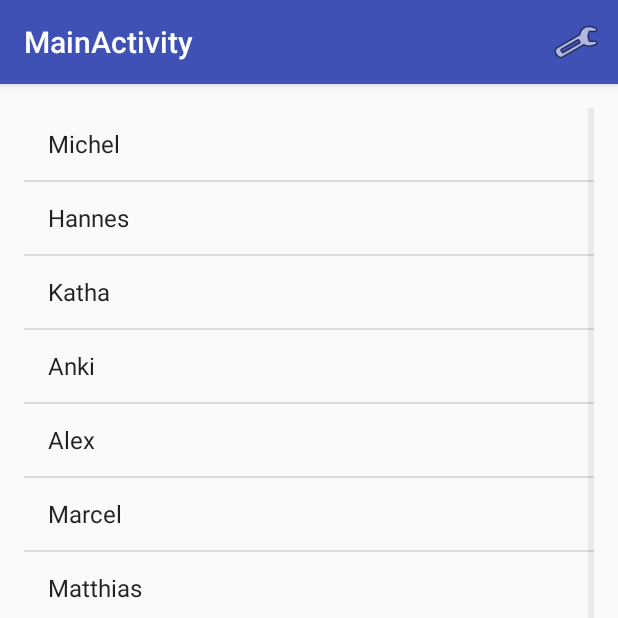
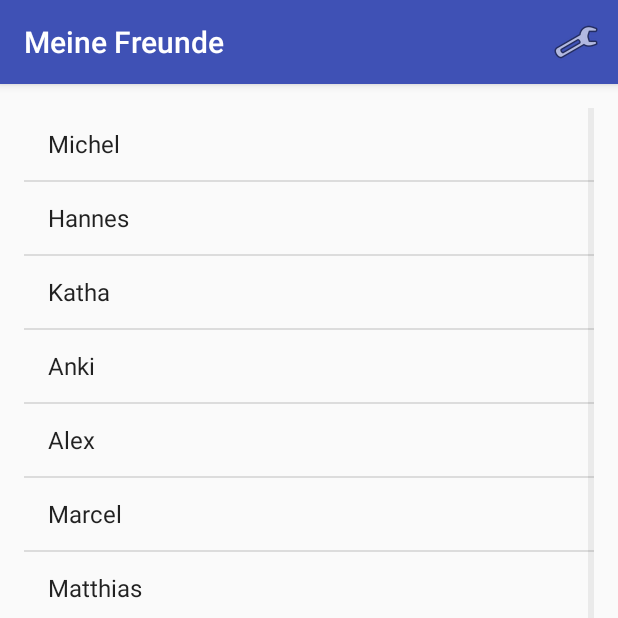
Before and after one commit to MichelM279/PlusMinus, an Android app: the MainActivity screen opened directly, with no data from a screen before it, on a phone screen of 412 x 824 dp, the top half of it. Run offline under Robolectric (Android 15) with nearby library versions, the phone set to English and light mode, and no system bars; libraries missing offline, so code that uses them is left out: com.getbase.floatingactionbutton; plain views replace FloatingActionButton, FloatingActionsMenu; 3 statements that could not run were skipped.

Commit message:
Updated Friendlist

```diff
--- a/app/src/main/java/localhost/mmangold/plusminus/MainActivity.java
+++ b/app/src/main/java/localhost/mmangold/plusminus/MainActivity.java
@@ -1,7 +1,6 @@
 package localhost.mmangold.plusminus;
 
 import android.os.Bundle;
-//import android.support.design.widget.FloatingActionButton;
 import android.support.design.widget.Snackbar;
 import android.support.v7.app.AppCompatActivity;
 import android.support.v7.widget.Toolbar;
@@ -14,6 +13,7 @@ import android.app.Activity;
 import android.graphics.drawable.ShapeDrawable;
 import android.graphics.drawable.shapes.OvalShape;
 import android.view.View.OnClickListener;
+import android.widget.AdapterView;
 import android.widget.ArrayAdapter;
 import android.widget.Toast;
 import android.app.ListActivity;
@@ -36,9 +36,24 @@ public class MainActivity extends AppCompatActivity {
         final ListView listview = (ListView) findViewById(R.id.listView);
         String[] friends = new String[] { "Michel","Hannes","Katha","Anki","Alex","Marcel",
                 "Matthias","Peter","James","Ella","Mia","Sarah","Lukas","Max","Köln","Polizei","Pascha" };
-        ArrayAdapter<String> adapter = new ArrayAdapter<String>(this, //StableArrayAdapter bei klasse selber schreiben
+        // TODO eigenen adapter schreiben für eigenes list layout
+        // http://www.vogella.com/tutorials/AndroidListView/article.html
+        // http://www.softwarepassion.com/android-series-custom-listview-items-and-adapters/
+        ArrayAdapter<String> adapter = new ArrayAdapter<String>(this,
                 android.R.layout.simple_list_item_1, friends);
         listview.setAdapter(adapter);
+
+        // TODO Click List item
+        /*
+        listview.setOnItemClickListener(new AdapterView.OnItemClickListener() {
+            @Override
+            protected void onListItemClick (AdapterView<?> parent, final View view, int position, long id) {
+                final String item = (String) parent.getItemAtPosition(position);
+                //String item = (String) getListAdapter().getItem(position); // add "item" to makeText
+                Toast.makeText(this, "position" + position + " selected", Toast.LENGTH_LONG).show();
+            }
+        });
+        */
 
         /*final ArrayList<String> list = new ArrayList<String>();
         for (int i = 0; i < values.length; ++i) {
--- a/app/src/main/res/layout/activity_main.xml
+++ b/app/src/main/res/layout/activity_main.xml
@@ -23,14 +23,6 @@
     </android.support.design.widget.AppBarLayout>
 
     <include layout="@layout/content_main" />
-
-    <!-- <android.support.design.widget.FloatingActionButton
-        android:id="@+id/fab"
-        android:layout_width="wrap_content"
-        android:layout_height="wrap_content"
-        android:layout_gravity="bottom|end"
-        android:layout_margin="@dimen/fab_margin"
-        android:src="@android:drawable/ic_input_add" /> -->
 
     <com.getbase.floatingactionbutton.FloatingActionsMenu
         android:id="@+id/fab_multiple_actions"
--- a/app/src/main/res/values/strings.xml
+++ b/app/src/main/res/values/strings.xml
@@ -1,6 +1,6 @@
 <resources>
-    <string name="app_name">PlusMinus</string>
-    <string name="title_activity_main">MainActivity</string>
+    <string name="app_name">+Plus-Minus</string>
+    <string name="title_activity_main">Meine Freunde</string>
 
     <string name="fab_add_friend">Freund hinzufügen</string>
     <string name="fab_add_payment">Zahlung hinzufügen</string>
```
